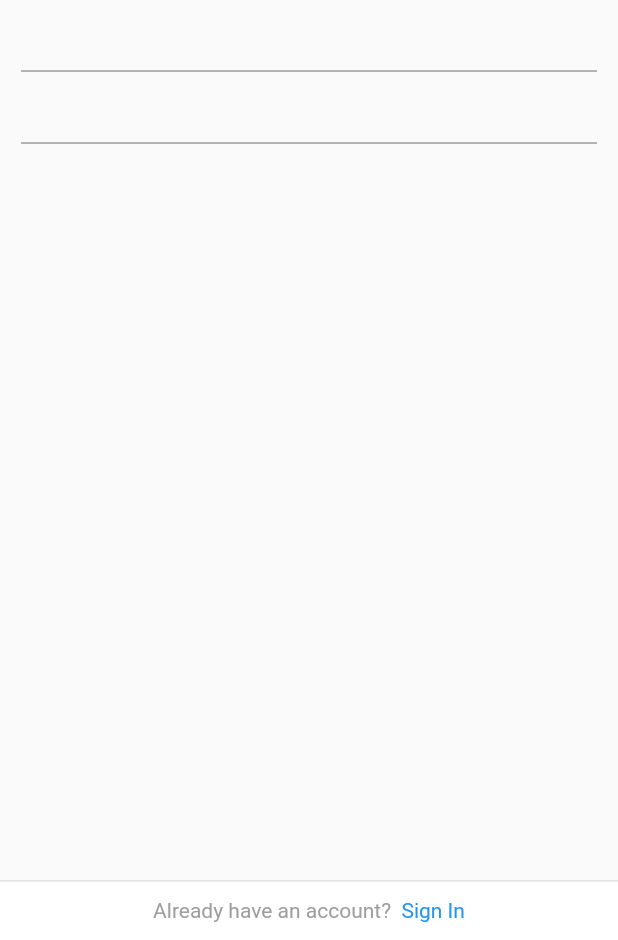
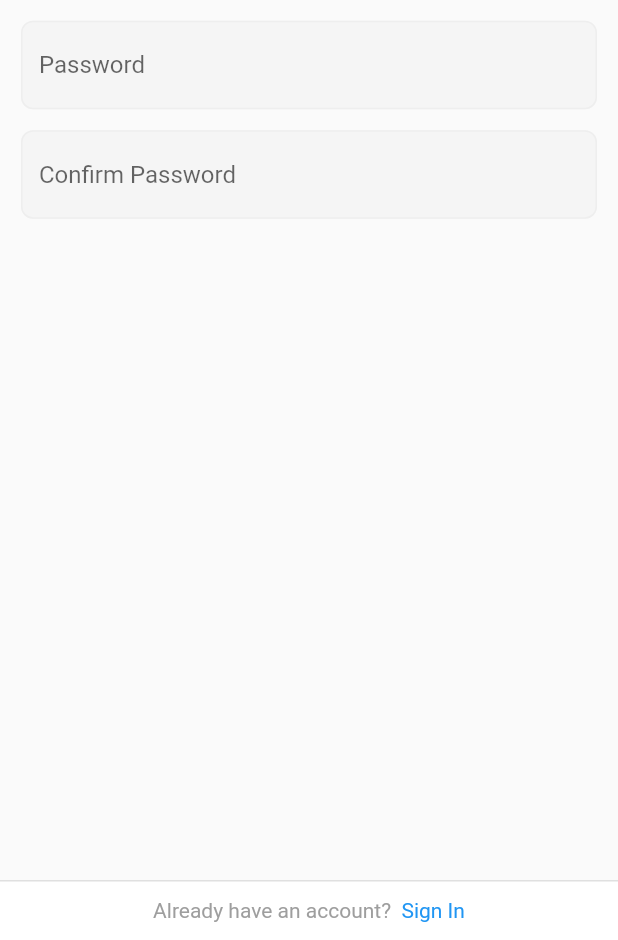
Before and after one commit to sjquant/instgram_clone_flutter, a Flutter app: the screen it shows after launch, after a tap on an icon or button, on a phone screen of 412 x 824 dp, the part 296-1236 px from its top. Run offline on Flutter 3.47's test engine with Material 2 defaults, Android fonts, the phone set to English and light mode, and no system bars; our stand-ins replace cached_network_image.

Commit message:
Create password text input layout

```diff
--- a/lib/widgets/signup_form.dart
+++ b/lib/widgets/signup_form.dart
@@ -9,10 +9,14 @@ class SigninForm extends StatefulWidget {
 class _SigninFormState extends State<SigninForm> {
   GlobalKey<FormState> _formKey = GlobalKey<FormState>();
   TextEditingController _emailController = TextEditingController();
+  TextEditingController _pwController = TextEditingController();
+  TextEditingController _cpwController = TextEditingController();
 
   @override
   void dispose() {
     _emailController.dispose();
+    _pwController.dispose();
+    _cpwController.dispose();
     super.dispose();
   }
 
@@ -30,13 +34,7 @@ class _SigninFormState extends State<SigninForm> {
               Image.asset("assets/images/insta_text_logo.png"),
               TextFormField(
                   controller: _emailController,
-                  decoration: InputDecoration(
-                      hintText: "Email",
-                      enabledBorder: OutlineInputBorder(
-                          borderSide: BorderSide(color: Colors.grey[200]),
-                          borderRadius: BorderRadius.circular(8)),
-                      filled: true,
-                      fillColor: Colors.grey[100]),
+                  decoration: _decorateInput("Email"),
                   validator: (text) {
                     if (text.isNotEmpty && text.contains("@")) {
                       return null;
@@ -44,10 +42,40 @@ class _SigninFormState extends State<SigninForm> {
                       return "정확한 이메일 주소를 입력해주세요.";
                     }
                   }),
-              TextFormField(),
-              TextFormField(),
+              SizedBox(height: COMMON_GAP),
+              TextFormField(
+                  controller: _emailController,
+                  decoration: _decorateInput("Password"),
+                  validator: (text) {
+                    if (text.isNotEmpty && text.length > 7) {
+                      return null;
+                    } else {
+                      return "정확한 비밀번호를 입력해주세요.";
+                    }
+                  }),
+              SizedBox(height: COMMON_GAP),
+              TextFormField(
+                  controller: _emailController,
+                  decoration: _decorateInput("Confirm Password"),
+                  validator: (text) {
+                    if (text.isNotEmpty && text == _pwController.text) {
+                      return null;
+                    } else {
+                      return "비밀번호가 일치하지 않습니다.";
+                    }
+                  }),
             ],
           )),
     );
   }
+
+  InputDecoration _decorateInput(String hint) {
+    return InputDecoration(
+        hintText: hint,
+        enabledBorder: OutlineInputBorder(
+            borderSide: BorderSide(color: Colors.grey[200]),
+            borderRadius: BorderRadius.circular(8)),
+        filled: true,
+        fillColor: Colors.grey[100]);
+  }
 }
```
